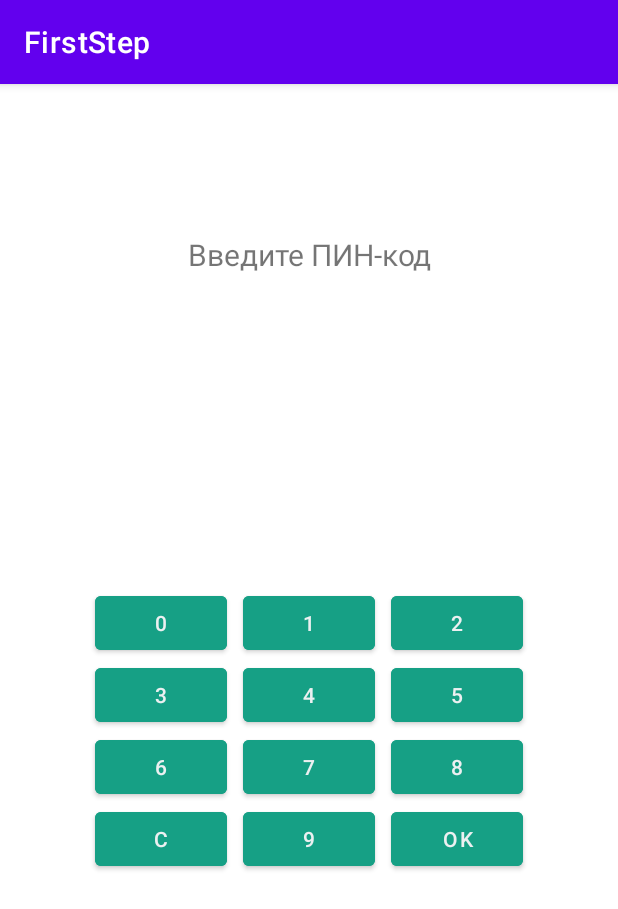
After one commit to EvilAv/FirstStep, an Android app: the PinpadActivity screen opened directly, with no data from a screen before it, on a phone screen of 412 x 824 dp. The commit adds this screen. Shown: the top 909 px of the screen. Run offline under Robolectric (Android 15) with nearby library versions, the phone set to English and light mode, and no system bars; 2 statements that could not run were skipped.

Commit message:
pinpadactivity

```diff
--- a/FirstStep/app/build.gradle
+++ b/FirstStep/app/build.gradle
@@ -52,4 +52,5 @@ dependencies {
     testImplementation 'junit:junit:4.13.2'
     androidTestImplementation 'androidx.test.ext:junit:1.1.3'
     androidTestImplementation 'androidx.test.espresso:espresso-core:3.4.0'
+    implementation 'commons-codec:commons-codec:1.15'
 }
--- a/FirstStep/app/src/main/AndroidManifest.xml
+++ b/FirstStep/app/src/main/AndroidManifest.xml
@@ -10,6 +10,9 @@
         android:supportsRtl="true"
         android:theme="@style/Theme.FirstStep">
         <activity
+            android:name=".PinpadActivity"
+            android:exported="false" />
+        <activity
             android:name=".MainActivity"
             android:exported="true">
             <intent-filter>
--- /dev/null
+++ b/FirstStep/app/src/main/java/com/example/firststep/PinpadActivity.java
@@ -0,0 +1,73 @@
+package com.example.firststep;
+
+import androidx.appcompat.app.AppCompatActivity;
+
+import android.content.Intent;
+import android.os.Bundle;
+import android.view.View;
+import android.widget.Button;
+import android.widget.TextView;
+
+public class PinpadActivity extends AppCompatActivity {
+
+    TextView tvPin;
+    String pin = "";
+    final int MAX_KEYS = 10;
+
+    @Override
+    protected void onCreate(Bundle savedInstanceState) {
+        super.onCreate(savedInstanceState);
+        setContentView(R.layout.activity_pinpad);
+
+        tvPin = findViewById(R.id.txtPin);
+        ShuffleKeys();
+        findViewById(R.id.btnOK).setOnClickListener((View) -> {
+            Intent it = new Intent();
+            it.putExtra("pin", pin);
+            setResult(RESULT_OK, it);
+            finish();
+        });
+        findViewById(R.id.btnReset).setOnClickListener((View) -> {
+            pin = "";
+            tvPin.setText("");
+        });
+
+    }
+
+    public void keyClick(View v)
+    {
+        String key = ((TextView) v).getText().toString();
+        int sz = pin.length();
+        if (sz < 4)
+        {
+            pin += key;
+            tvPin.setText("****".substring(3 - sz));
+        }
+    }
+
+    protected void ShuffleKeys()
+    {
+        Button keys[] = new Button[] {
+                findViewById(R.id.btnKey0),
+                findViewById(R.id.btnKey1),
+                findViewById(R.id.btnKey2),
+                findViewById(R.id.btnKey3),
+                findViewById(R.id.btnKey4),
+                findViewById(R.id.btnKey5),
+                findViewById(R.id.btnKey6),
+                findViewById(R.id.btnKey7),
+                findViewById(R.id.btnKey8),
+                findViewById(R.id.btnKey9),
+        };
+        byte[] rkeyord = MainActivity.randomBytes(MAX_KEYS);
+        for(int i = 0; i < MAX_KEYS; i++)
+        {
+            int idx = (rkeyord[i] & 0xFF) % 10; // & 0xFF to convert to unsigned
+            CharSequence txt = keys[idx].getText();
+            keys[idx].setText(keys[i].getText());
+            keys[i].setText(txt);
+        }
+    }
+
+
+}
--- /dev/null
+++ b/FirstStep/app/src/main/res/layout/activity_pinpad.xml
@@ -0,0 +1,68 @@
+<?xml version="1.0" encoding="utf-8"?>
+<androidx.constraintlayout.widget.ConstraintLayout xmlns:android="http://schemas.android.com/apk/res/android"
+    xmlns:app="http://schemas.android.com/apk/res-auto"
+    xmlns:tools="http://schemas.android.com/tools"
+    android:layout_width="match_parent"
+    android:layout_height="match_parent"
+    tools:context=".PinpadActivity">
+    <LinearLayout
+        android:layout_width="match_parent"
+        android:layout_height="match_parent"
+        android:orientation="vertical">
+        <TextView android:text="Введите ПИН-код"
+            android:textSize="20dp"
+            android:textAlignment="center"
+            android:layout_width="match_parent"
+            android:layout_height="wrap_content"
+            android:layout_marginTop="100dp"/>
+        <TextView android:id="@+id/txtPin"
+            android:textSize="28dp"
+            android:textAlignment="center"
+            android:layout_width="match_parent"
+            android:layout_height="wrap_content" />
+        <GridLayout
+            android:layout_width="wrap_content"
+            android:layout_height="wrap_content"
+            android:layout_gravity="center"
+            android:orientation="horizontal"
+            android:layout_marginTop="170dp"
+            android:columnCount="3">
+            <Button android:id="@+id/btnKey1"
+                android:text="1" android:onClick="keyClick"
+                style="@style/PadButton" />
+            <Button android:id="@+id/btnKey2"
+                android:text="2" android:onClick="keyClick"
+                style="@style/PadButton" />
+            <Button android:id="@+id/btnKey3"
+                android:text="3" android:onClick="keyClick"
+                style="@style/PadButton" />
+            <Button android:id="@+id/btnKey4"
+                android:text="4" android:onClick="keyClick"
+                style="@style/PadButton" />
+            <Button android:id="@+id/btnKey5"
+                android:text="5" android:onClick="keyClick"
+                style="@style/PadButton" />
+            <Button android:id="@+id/btnKey6"
+                android:text="6" android:onClick="keyClick"
+                style="@style/PadButton" />
+            <Button android:id="@+id/btnKey7"
+                android:text="7" android:onClick="keyClick"
+                style="@style/PadButton" />
+            <Button android:id="@+id/btnKey8"
+                android:text="8" android:onClick="keyClick"
+                style="@style/PadButton" />
+            <Button android:id="@+id/btnKey9"
+                android:text="9" android:onClick="keyClick"
+                style="@style/PadButton" />
+            <Button android:id="@+id/btnReset"
+                android:text="C" android:onClick="keyClick"
+                style="@style/PadButton" />
+            <Button android:id="@+id/btnKey0"
+                android:text="0" android:onClick="keyClick"
+                style="@style/PadButton" />
+            <Button android:id="@+id/btnOK"
+                android:text="OK" android:onClick="keyClick"
+                style="@style/PadButton" />
+        </GridLayout>
+    </LinearLayout>
+</androidx.constraintlayout.widget.ConstraintLayout>
--- a/FirstStep/app/src/main/res/values-night/themes.xml
+++ b/FirstStep/app/src/main/res/values-night/themes.xml
@@ -13,4 +13,10 @@
         <item name="android:statusBarColor" tools:targetApi="l">?attr/colorPrimaryVariant</item>
         <!-- Customize your theme here. -->
     </style>
+    <style name="PadButton">
+        <item name="android:textColor" >#ECF0F1</item>
+        <item name="android:layout_marginRight" >5dp</item>
+        <item name="android:layout_marginLeft" >5dp</item>
+        <item name="android:backgroundTint" >#16a085</item>
+    </style>
 </resources>
--- a/FirstStep/app/src/main/res/values/themes.xml
+++ b/FirstStep/app/src/main/res/values/themes.xml
@@ -13,4 +13,10 @@
         <item name="android:statusBarColor" tools:targetApi="l">?attr/colorPrimaryVariant</item>
         <!-- Customize your theme here. -->
     </style>
+    <style name="PadButton">
+        <item name="android:textColor" >#ECF0F1</item>
+        <item name="android:layout_marginRight" >5dp</item>
+        <item name="android:layout_marginLeft" >5dp</item>
+        <item name="android:backgroundTint" >#16a085</item>
+    </style>
 </resources>
```
Also changed, not shown: FirstStep/app/src/main/java/com/example/firststep/MainActivity.java (+47 -12 lines), FirstStep/app/src/main/res/layout/activity_main.xml (+10 -11 lines).
